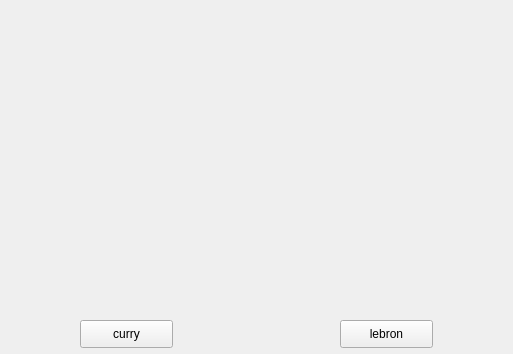
This is 8_30_2/widget.ui in waspqj/project_for_Qt as Qt 5 draws it before an edit; both pictures show x 110 to 623 and y 0 to 354 of the 800 by 600 pixel window. The edited form follows.
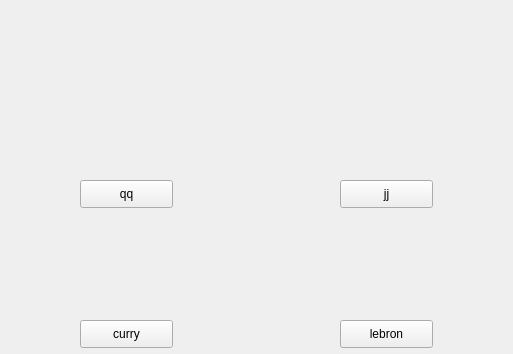
This is the edited form.

Commit message: PushButton使用

```diff
--- a/8_30_2/widget.ui
+++ b/8_30_2/widget.ui
@@ -39,6 +39,32 @@
     <string>lebron</string>
    </property>
   </widget>
+  <widget class="QPushButton" name="pushButton">
+   <property name="geometry">
+    <rect>
+     <x>190</x>
+     <y>180</y>
+     <width>93</width>
+     <height>28</height>
+    </rect>
+   </property>
+   <property name="text">
+    <string>qq</string>
+   </property>
+  </widget>
+  <widget class="QPushButton" name="pushButton_2">
+   <property name="geometry">
+    <rect>
+     <x>450</x>
+     <y>180</y>
+     <width>93</width>
+     <height>28</height>
+    </rect>
+   </property>
+   <property name="text">
+    <string>jj</string>
+   </property>
+  </widget>
  </widget>
  <resources/>
  <connections/>
```
The commit also changes 27 other files.
